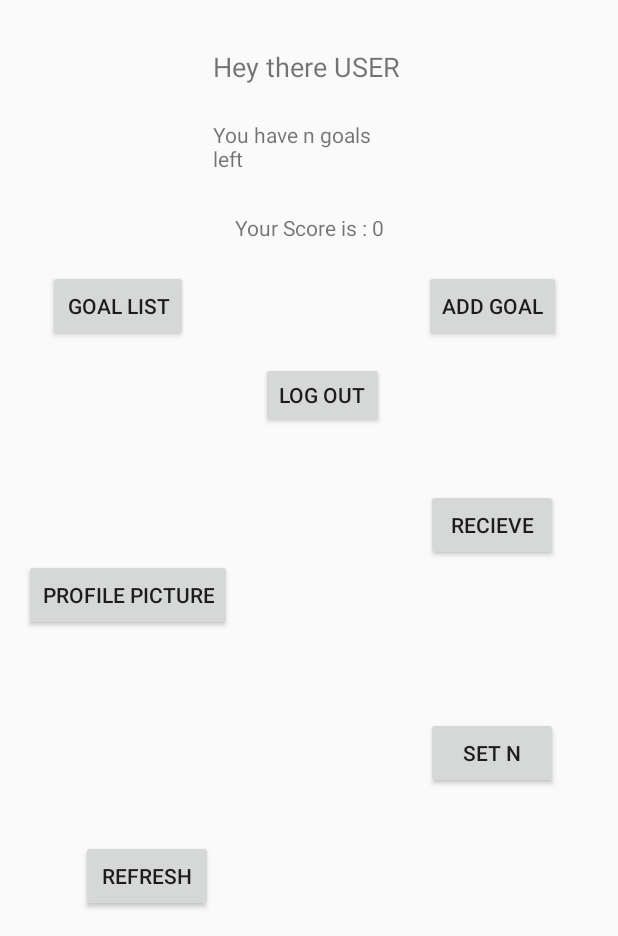
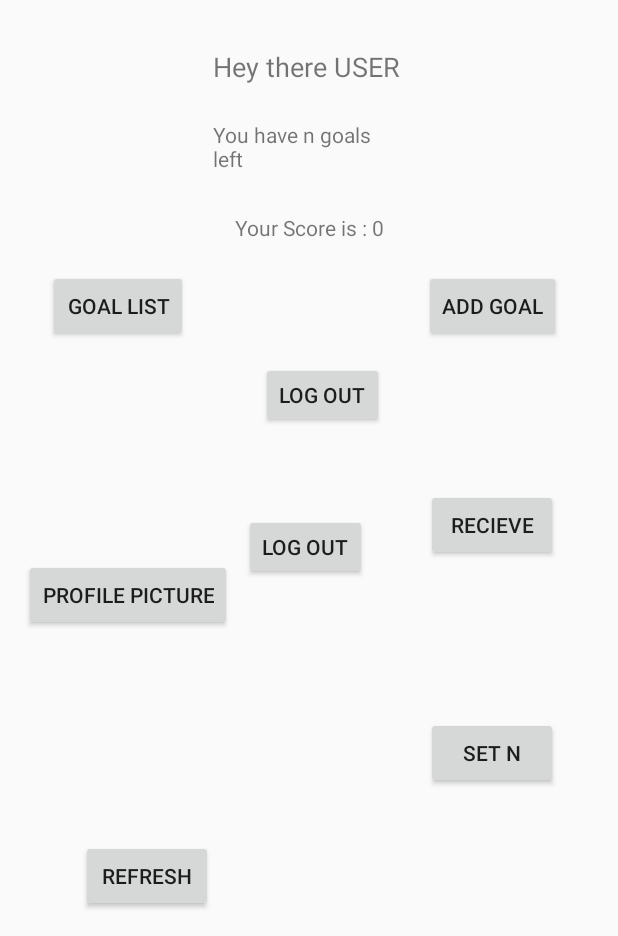
Before and after one commit to Taerianogos/goalfollowerserver, an Android app: the screen it shows after launch once a user with an empty profile is signed in (MainActivity), on a phone screen of 412 x 824 dp, the part 300-1236 px from its top. Run offline under Robolectric (Android 15) with nearby library versions, the phone set to English and light mode, and no system bars; our stand-ins replace Firebase (no records; nobody signed in at launch, a user with empty details on screens opened directly).

Commit message:
upload goals to others part 1

```diff
--- a/GoalFollower/app/src/main/AndroidManifest.xml
+++ b/GoalFollower/app/src/main/AndroidManifest.xml
@@ -68,7 +68,8 @@
         <activity android:name=".UnlockRecActivity" />
         <activity android:name=".SetpassActivity" />
         <activity android:name=".LogInActivity" />
-        <activity android:name=".SignUpActivity"></activity>
+        <activity android:name=".SignUpActivity" />
+        <activity android:name=".SendViaNetActivity"></activity>
     </application>
 
 </manifest>
--- a/GoalFollower/app/src/main/java/cegeka/goalfollower/ro/goalfollower/ListActivity.java
+++ b/GoalFollower/app/src/main/java/cegeka/goalfollower/ro/goalfollower/ListActivity.java
@@ -87,7 +87,6 @@ static int sizelist=0;
 
             }
         });
-
         SimpleDateFormat format =
                 new SimpleDateFormat("yyyy-MM-dd");
         /*names.clear();
@@ -125,4 +124,8 @@ static int sizelist=0;
         }
     }
 
+    public void RemoveFire(int i){
+        myRef.child("users").child(FirebaseAuth.getInstance().getCurrentUser().getUid()).child("Goals").child(returnlist.get(i).desc).setValue(null);
+    }
+
 }
--- a/GoalFollower/app/src/main/res/layout/activity_main.xml
+++ b/GoalFollower/app/src/main/res/layout/activity_main.xml
@@ -172,4 +172,20 @@
         app:layout_constraintTop_toBottomOf="@+id/score_text_view"
         app:layout_constraintVertical_bias="0.178" />
 
+    <Button
+        android:id="@+id/sendGoals"
+        android:layout_width="82dp"
+        android:layout_height="44dp"
+        android:layout_marginBottom="8dp"
+        android:layout_marginEnd="8dp"
+        android:layout_marginStart="8dp"
+        android:layout_marginTop="8dp"
+        android:text="Log out"
+        app:layout_constraintBottom_toBottomOf="parent"
+        app:layout_constraintEnd_toStartOf="@+id/buttonrecbeam"
+        app:layout_constraintHorizontal_bias="0.0"
+        app:layout_constraintStart_toEndOf="@+id/prof_pic"
+        app:layout_constraintTop_toBottomOf="@+id/log_out"
+        app:layout_constraintVertical_bias="0.176" />
+
 </android.support.constraint.ConstraintLayout>
```
Also changed, not shown: GoalFollower/app/src/main/java/cegeka/goalfollower/ro/goalfollower/AddActivity.java (+22 -1 lines), GoalFollower/app/src/main/java/cegeka/goalfollower/ro/goalfollower/SendViaNetActivity.java (added, +66 -0 lines), GoalFollower/app/src/main/res/layout/activity_add.xml (+13 -2 lines), GoalFollower/app/src/main/res/layout/activity_send_via_net.xml (added, +41 -0 lines), GoalFollower/app/build.gradle (line endings or trailing spaces), 2 other files.
